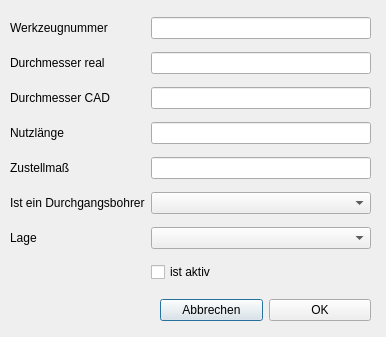
Qt form Dialoge/dialog_bohrer.ui (TischlerWilly/postprozessor) before a commit.
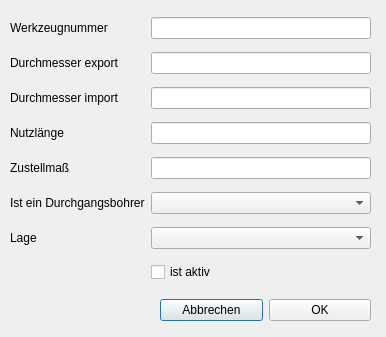
The same form after that commit.

Commit message: anpassung wkz dubo

```diff
--- a/Dialoge/dialog_bohrer.ui
+++ b/Dialoge/dialog_bohrer.ui
@@ -58,14 +58,14 @@
     <item row="1" column="0">
      <widget class="QLabel" name="label_dm_real">
       <property name="text">
-       <string>Durchmesser real</string>
+       <string>Durchmesser export</string>
       </property>
      </widget>
     </item>
     <item row="2" column="0">
      <widget class="QLabel" name="label_dm_cad">
       <property name="text">
-       <string>Durchmesser CAD</string>
+       <string>Durchmesser import</string>
       </property>
      </widget>
     </item>
```
The commit also changes 1 other file.
